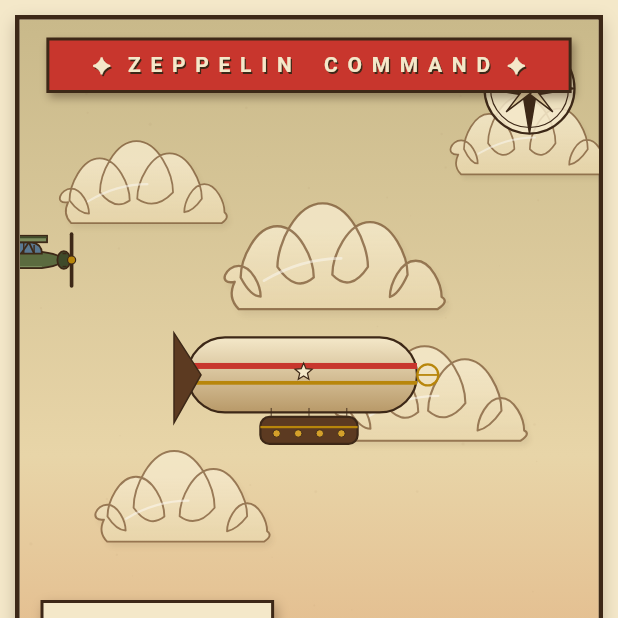
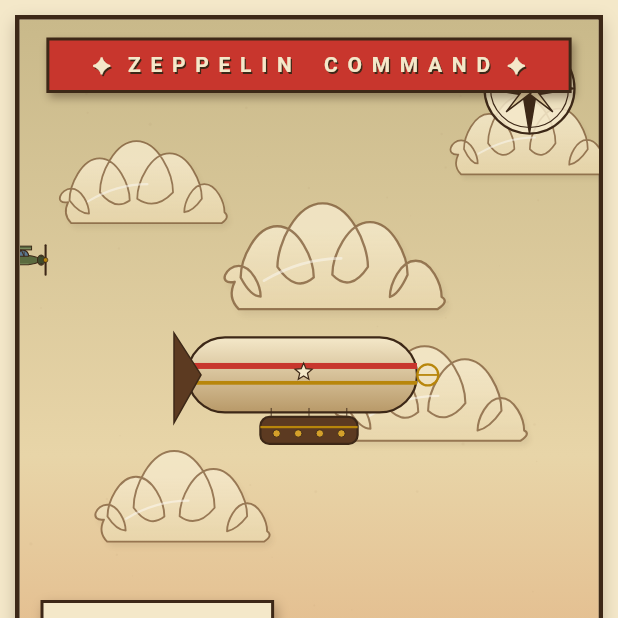
Before and after one commit to vasilylead-lang/zeppelin_app, a Flutter app: the screen it shows after launch, on a phone screen of 412 x 824 dp, the top half of it. Run offline on Flutter 3.47's test engine with Material 3 defaults, Android fonts, the light colour scheme and no system bars; Roboto replaces fonts that are missing (Georgia).

Commit message:
Shrink planes to realistic scale vs. zeppelin
Scale range 0.95-1.40 → 0.55-0.80. Plane width is now roughly 35-50px
against the zeppelin's 180px envelope and ~10px gondola windows — so a
plane reads like a real aircraft alongside the airship, not as a peer
in size.

```diff
--- a/lib/main.dart
+++ b/lib/main.dart
@@ -113,8 +113,10 @@ class _ZeppelinControlPageState extends State<ZeppelinControlPage>
       // Brisk drift — these are right in front of you
       speed: 0.0012 + _rng.nextDouble() * 0.0024,
       goingRight: goingRight,
-      // Big, prominent — not background specks
-      scale: 0.95 + _rng.nextDouble() * 0.45,
+      // Scaled to read in proportion to the zeppelin's gondola/windows —
+      // the plane should look like a real aircraft next to the airship,
+      // not as big as it.
+      scale: 0.55 + _rng.nextDouble() * 0.25,
     );
   }
 
```
